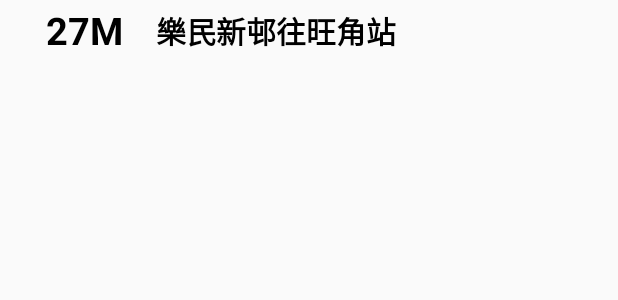
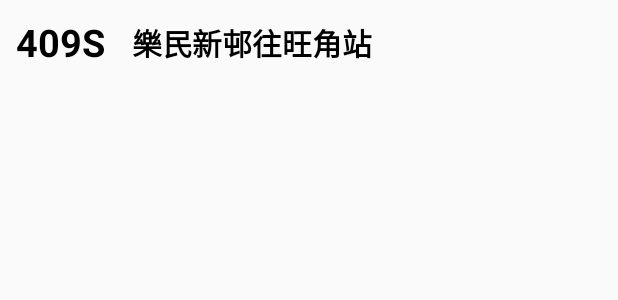
Before and after one commit to level0s/IS4032-Development, an Android app: the layout recycleview_route.xml on its own in the app's theme, with its tools: preview values and no code run, on a phone screen of 412 x 824 dp. Shown: the top 300 px of the screen. Run offline under Robolectric (Android 15) with nearby library versions, the phone set to English and light mode, and no system bars.

Commit message:
Recylcerview for route table created.

```diff
--- a/app/src/main/java/com/hkminibus/minibus/route_data.java
+++ b/app/src/main/java/com/hkminibus/minibus/route_data.java
@@ -6,7 +6,7 @@ public class route_data {
 
     public route_data(String mRouteNo, String mRouteName) {
         this.mRouteNo = mRouteNo;
-        this.mRouteName = mRouteNo;
+        this.mRouteName = mRouteName;
     }
 
     public String getmRouteNo() {
--- a/app/src/main/res/layout/recycleview_route.xml
+++ b/app/src/main/res/layout/recycleview_route.xml
@@ -1,23 +1,25 @@
 <?xml version="1.0" encoding="utf-8"?>
-<android.support.constraint.ConstraintLayout
-    xmlns:android="http://schemas.android.com/apk/res/android"
+<android.support.constraint.ConstraintLayout xmlns:android="http://schemas.android.com/apk/res/android"
     xmlns:app="http://schemas.android.com/apk/res-auto"
     xmlns:tools="http://schemas.android.com/tools"
     android:layout_width="match_parent"
-    android:layout_height="match_parent">
+    android:layout_height="wrap_content">
 
     <TextView
         android:id="@+id/route_no"
         android:layout_width="80dp"
         android:layout_height="40dp"
-        android:layout_marginStart="16dp"
+        android:layout_marginBottom="8dp"
+        android:layout_marginTop="8dp"
         android:gravity="center"
-        android:text="27M"
+        android:text="409S"
         android:textColor="@android:color/black"
         android:textSize="25sp"
         android:textStyle="bold"
+        app:layout_constraintBottom_toBottomOf="parent"
         app:layout_constraintStart_toStartOf="parent"
-        tools:layout_editor_absoluteY="16dp" />
+        app:layout_constraintTop_toTopOf="parent"
+        app:layout_constraintVertical_bias="0.0" />
 
     <TextView
         android:id="@+id/route_name"
@@ -33,6 +35,7 @@
         android:textSize="20sp"
         android:textStyle="bold"
         app:layout_constraintBottom_toBottomOf="@+id/route_no"
+        app:layout_constraintEnd_toEndOf="parent"
         app:layout_constraintStart_toEndOf="@+id/route_no"
         app:layout_constraintTop_toTopOf="@+id/route_no" />
 </android.support.constraint.ConstraintLayout>
```
Also changed, not shown: app/src/main/java/com/hkminibus/minibus/search_by_no.java (+28 -4 lines).
